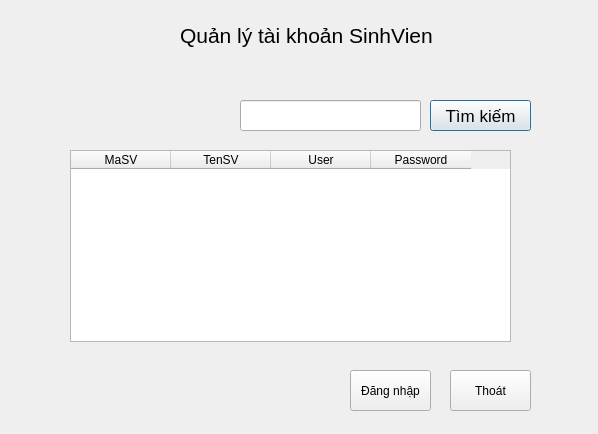
First picture: the form in ui/qltaiKhoan.ui, repository Ducquy2/BTL_Python_Nhom09, before the edit.
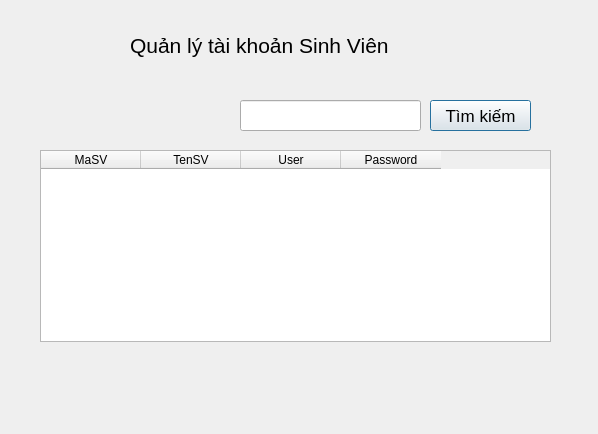
Second picture: the form after the edit.

Patch:
```diff
--- a/ui/qltaiKhoan.ui
+++ b/ui/qltaiKhoan.ui
@@ -16,9 +16,9 @@
   <widget class="QTableWidget" name="tblTaiKhoanSV">
    <property name="geometry">
     <rect>
-     <x>70</x>
+     <x>40</x>
      <y>150</y>
-     <width>441</width>
+     <width>511</width>
      <height>192</height>
     </rect>
    </property>
@@ -56,9 +56,9 @@
   <widget class="QLabel" name="label_2">
    <property name="geometry">
     <rect>
-     <x>180</x>
-     <y>20</y>
-     <width>271</width>
+     <x>130</x>
+     <y>30</y>
+     <width>361</width>
      <height>31</height>
     </rect>
    </property>
@@ -68,7 +68,7 @@
     </font>
    </property>
    <property name="text">
-    <string>Quản lý tài khoản SinhVien</string>
+    <string>Quản lý tài khoản Sinh Viên</string>
    </property>
   </widget>
   <widget class="QPushButton" name="btnTim">
@@ -89,32 +89,6 @@
     <string>Tìm kiếm</string>
    </property>
   </widget>
-  <widget class="QPushButton" name="btnLoginForm">
-   <property name="geometry">
-    <rect>
-     <x>350</x>
-     <y>370</y>
-     <width>81</width>
-     <height>41</height>
-    </rect>
-   </property>
-   <property name="text">
-    <string>Đăng nhập</string>
-   </property>
-  </widget>
-  <widget class="QPushButton" name="btnThoat">
-   <property name="geometry">
-    <rect>
-     <x>450</x>
-     <y>370</y>
-     <width>81</width>
-     <height>41</height>
-    </rect>
-   </property>
-   <property name="text">
-    <string>Thoát</string>
-   </property>
-  </widget>
  </widget>
  <resources/>
  <connections/>
```
